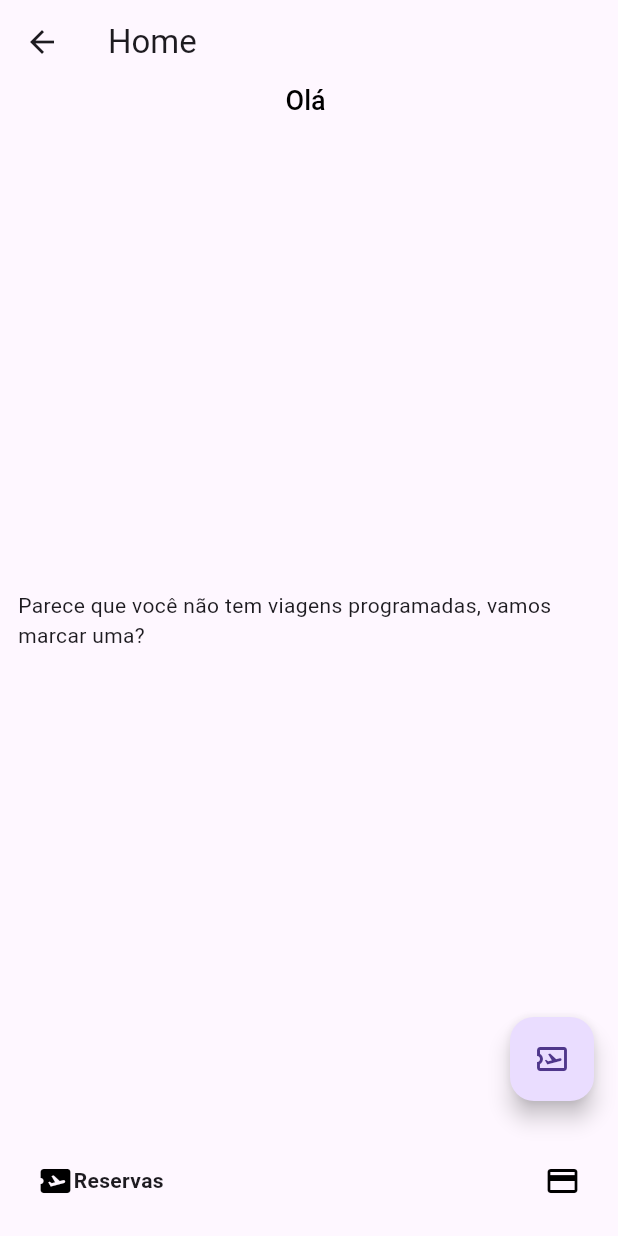
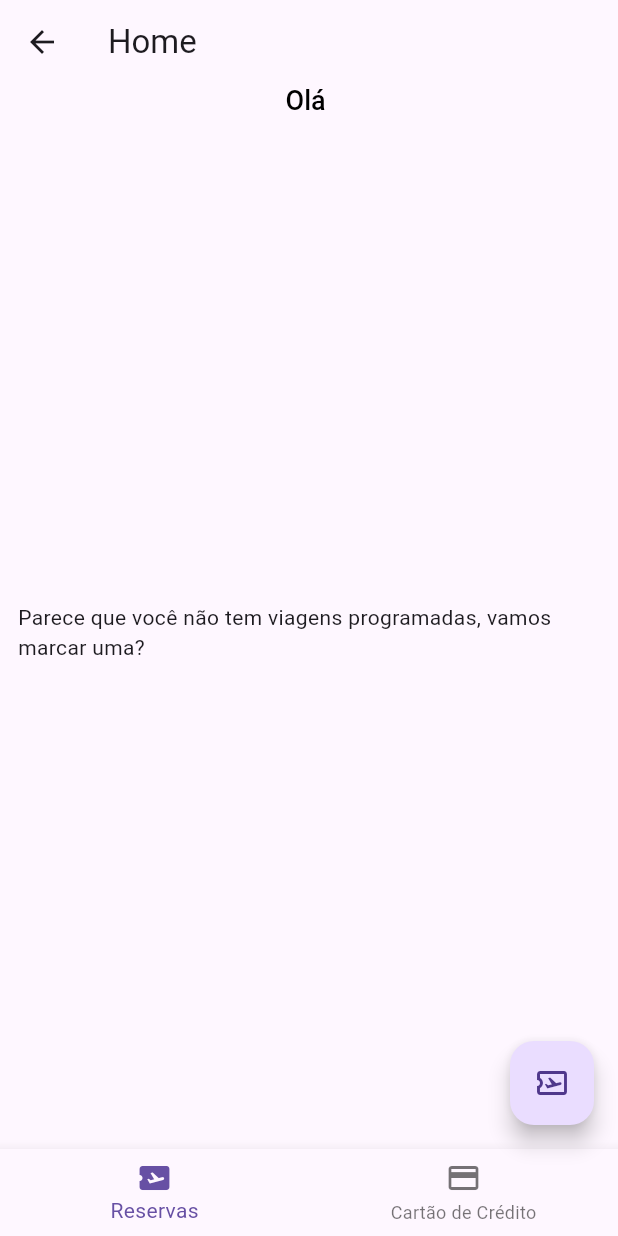
Before and after one commit to guilherme-CMachado/ofly_test, a Flutter app: the HomePage screen opened directly with empty values, on a phone screen of 412 x 824 dp. Run offline on Flutter 3.47's test engine with Material 3 defaults, Android fonts, the phone set to English and light mode, and no system bars; drawn by our look-alikes of google_nav_bar; our stand-ins replace cloud_firestore, firebase_auth, firebase_core, fluttertoast, gap; accounts and stored records are empty.

```diff
--- a/lib/features/home/home_page.dart
+++ b/lib/features/home/home_page.dart
@@ -1,8 +1,8 @@
 import 'package:flutter/material.dart';
-import 'package:google_nav_bar/google_nav_bar.dart';
 import 'package:ofly_tech_test/core/models/booked_travels_model.dart';
 import 'package:ofly_tech_test/core/models/user_model.dart';
 import 'package:ofly_tech_test/core/services/travels/booked_travels_service.dart';
+import 'package:ofly_tech_test/features/card/card_page.dart';
 import 'package:ofly_tech_test/features/travels/travels_page.dart';
 import 'package:ofly_tech_test/features/travels/widgets/booked_travels_card.dart';
 
@@ -37,22 +37,26 @@ class _HomePageState extends State<HomePage> {
         title: const Text("Home"),
       ),
       body: _buildBody(),
-      floatingActionButton: FloatingActionButton(
+      floatingActionButton: _selectedIndex == 0
+          ? FloatingActionButton(
               child: Icon(Icons.airplane_ticket_outlined),
               onPressed: () {
                 Navigator.of(context).push(MaterialPageRoute(
                   builder: (context) => TravelsPage(
                     userUID: widget.userModel!.uid,
+                    userModel: widget.userModel,
                   ),
                 ));
               },
               tooltip: "Marcar Viagem",
-      ),
+            )
+          : SizedBox.shrink(),
       bottomNavigationBar: _buildBottomNavigationBar(),
     );
   }
 
   Widget _buildBody() {
+    if (_selectedIndex == 0) {
       return StreamBuilder<List<BookedTravelsModel>>(
         stream: _travelService.getBookedTravelsStream(widget.userModel!.uid),
         builder: (context, snapshot) {
@@ -67,6 +71,11 @@ class _HomePageState extends State<HomePage> {
           return _buildBookedTravelsList(snapshot.data!);
         },
       );
+    } else {
+      return CardPage(
+        userModel: widget.userModel,
+      );
+    }
   }
 
   Widget _buildEmptyState() {
@@ -114,23 +123,23 @@ class _HomePageState extends State<HomePage> {
   }
 
   Widget _buildBottomNavigationBar() {
-    return GNav(
-      tabs: const [
-        GButton(
-          text: 'Reservas',
-          icon: Icons.airplane_ticket,
-        ),
-        GButton(
-          text: 'Cartão de Crédito',
-          icon: Icons.credit_card,
-        ),
-      ],
-      selectedIndex: _selectedIndex,
-      onTabChange: (index) {
+    return BottomNavigationBar(
+      currentIndex: _selectedIndex,
+      onTap: (index) {
         setState(() {
           _selectedIndex = index;
         });
       },
+      items: const [
+        BottomNavigationBarItem(
+          icon: Icon(Icons.airplane_ticket),
+          label: 'Reservas',
+        ),
+        BottomNavigationBarItem(
+          icon: Icon(Icons.credit_card),
+          label: 'Cartão de Crédito',
+        ),
+      ],
     );
   }
 }
```
Also changed, not shown: lib/features/card/card_page.dart (+23 -10 lines), lib/features/card/widgets/card_tille.dart (+32 -2 lines). Lines whose indentation alone changed are shown as unchanged.
